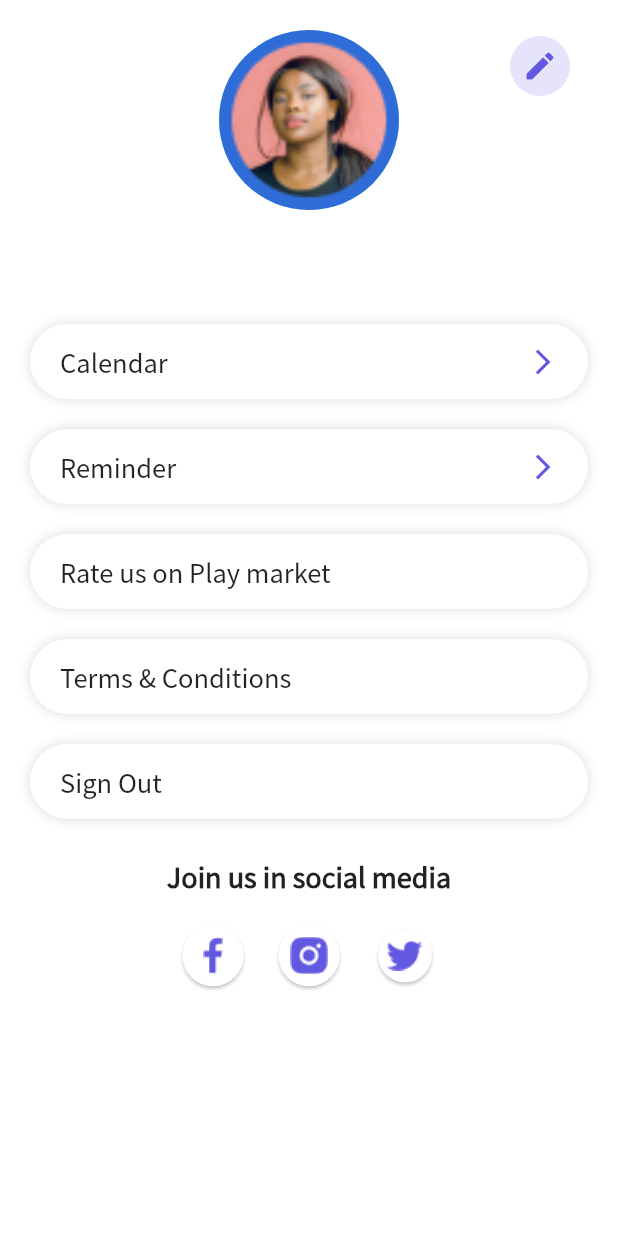
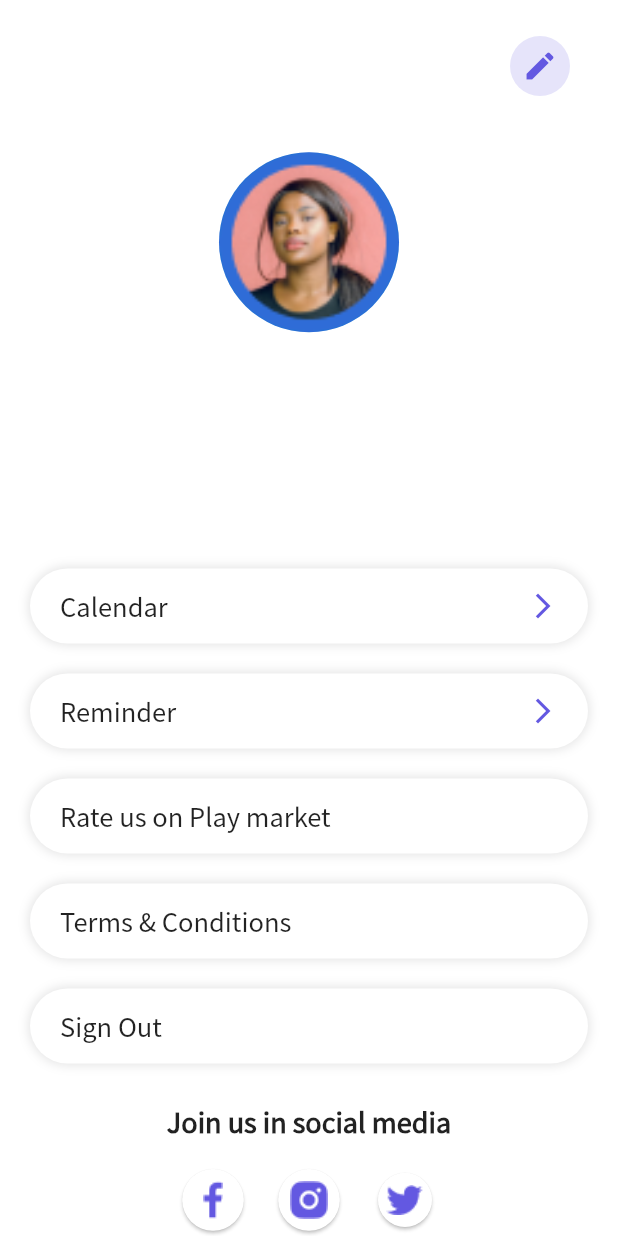
Before and after one commit to perpetio/fitness, a Flutter app: the SettingsScreen screen opened directly, on a phone screen of 412 x 824 dp. Run offline on Flutter 3.47's test engine with Material 2 defaults, Android fonts, the phone set to English and light mode, and no system bars; our stand-ins replace bloc, dots_indicator, firebase_auth, firebase_core, firebase_storage, flutter_bloc and 3 more; accounts and stored records are empty.

Commit message:
[FT-13] changed settings screen

```diff
--- a/lib/screens/settings/settings_screen.dart
+++ b/lib/screens/settings/settings_screen.dart
@@ -46,11 +46,11 @@ class _SettingsScreenState extends State<SettingsScreen> {
     final displayName = user?.displayName ?? "No Username";
     photoUrl = user?.photoURL ?? null;
     return SafeArea(
-      child: SingleChildScrollView(
       child: Padding(
         padding: EdgeInsets.only(top: 20.0, left: 20.0, right: 20.0),
         child: Column(children: [
-            Stack(alignment: Alignment.topRight, children: [
+          Expanded(
+            child: Stack(alignment: Alignment.topRight, children: [
               Center(
                   child: photoUrl == null
                       ? CircleAvatar(backgroundImage: AssetImage(PathConstants.profile), radius: 60)
@@ -65,6 +65,7 @@ class _SettingsScreenState extends State<SettingsScreen> {
                   style: TextButton.styleFrom(shape: CircleBorder(), backgroundColor: ColorConstants.primaryColor.withOpacity(0.16)),
                   child: Icon(Icons.edit, color: ColorConstants.primaryColor)),
             ]),
+          ),
           SizedBox(height: 15),
           Text(displayName, style: TextStyle(fontSize: 24, fontWeight: FontWeight.bold)),
           SizedBox(height: 15),
@@ -112,7 +113,6 @@ class _SettingsScreenState extends State<SettingsScreen> {
           )
         ]),
       ),
-      ),
     );
   }
 }
```
Lines whose indentation alone changed are shown as unchanged.
